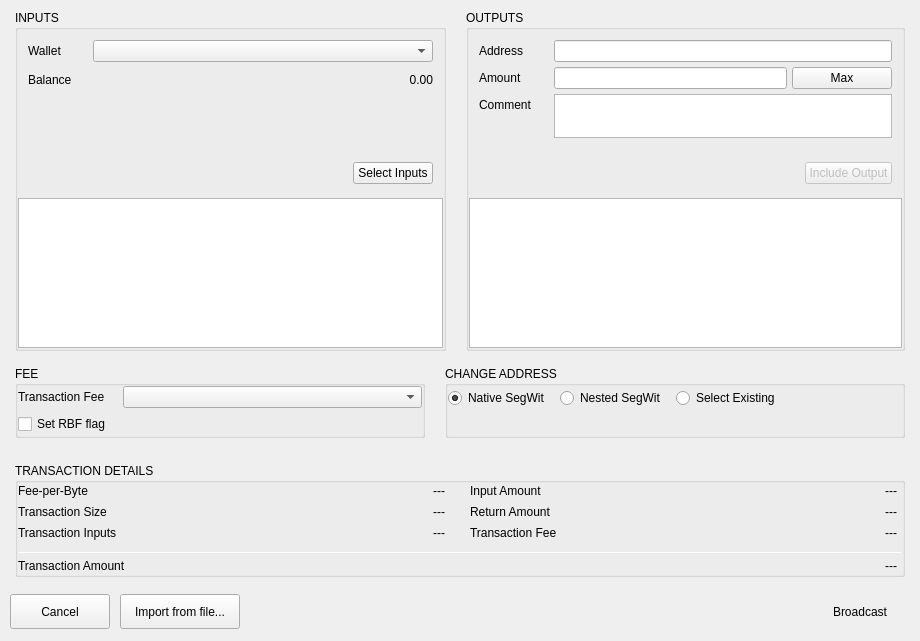
This is BlockSettleUILib/CreateTransactionDialogAdvanced.ui in BlockSettle/terminal as Qt 5 draws it before an edit. The edited form follows.
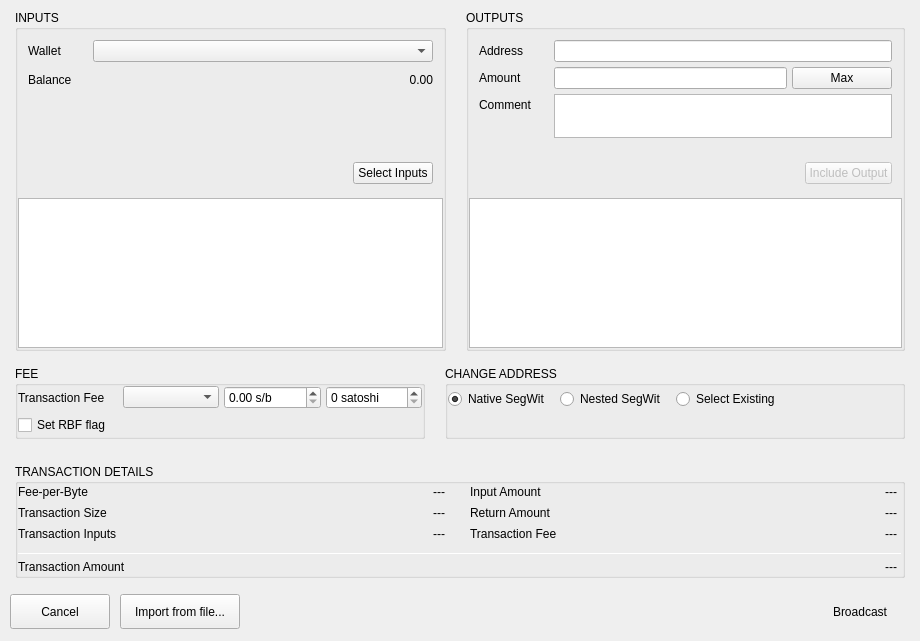
This is the edited form.

Commit message:
Fix crash with manual fees selection in CreateTransactionDialogAdvanced
Add separate spin boxes to simplify code

Patch:
```diff
--- a/BlockSettleUILib/CreateTransactionDialogAdvanced.ui
+++ b/BlockSettleUILib/CreateTransactionDialogAdvanced.ui
@@ -1024,7 +1024,7 @@
              <height>0</height>
             </size>
            </property>
-           <layout class="QHBoxLayout" name="horizontalLayout_16">
+           <layout class="QHBoxLayout" name="horizontalLayout_16" stretch="0,1,1,1">
             <property name="spacing">
              <number>5</number>
             </property>
@@ -1068,22 +1068,48 @@
             <item>
              <widget class="QComboBox" name="comboBoxFeeSuggestions">
               <property name="sizePolicy">
-               <sizepolicy hsizetype="Expanding" vsizetype="Minimum">
+               <sizepolicy hsizetype="Expanding" vsizetype="Fixed">
                 <horstretch>0</horstretch>
                 <verstretch>0</verstretch>
                </sizepolicy>
               </property>
-              <property name="minimumSize">
-               <size>
-                <width>170</width>
-                <height>22</height>
-               </size>
+             </widget>
+            </item>
+            <item>
+             <widget class="QDoubleSpinBox" name="doubleSpinBoxFeesManualPerByte">
+              <property name="sizePolicy">
+               <sizepolicy hsizetype="Expanding" vsizetype="Fixed">
+                <horstretch>0</horstretch>
+                <verstretch>0</verstretch>
+               </sizepolicy>
               </property>
-              <property name="maximumSize">
-               <size>
-                <width>300</width>
-                <height>16777215</height>
-               </size>
+              <property name="suffix">
+               <string> s/b</string>
+              </property>
+              <property name="maximum">
+               <double>99999.990000000005239</double>
+              </property>
+              <property name="singleStep">
+               <double>10.000000000000000</double>
+              </property>
+             </widget>
+            </item>
+            <item>
+             <widget class="QSpinBox" name="spinBoxFeesManualTotal">
+              <property name="sizePolicy">
+               <sizepolicy hsizetype="Expanding" vsizetype="Fixed">
+                <horstretch>0</horstretch>
+                <verstretch>0</verstretch>
+               </sizepolicy>
+              </property>
+              <property name="suffix">
+               <string> satoshi</string>
+              </property>
+              <property name="maximum">
+               <number>99999999</number>
+              </property>
+              <property name="singleStep">
+               <number>1000</number>
               </property>
              </widget>
             </item>
```
The commit also changes 5 other files.
